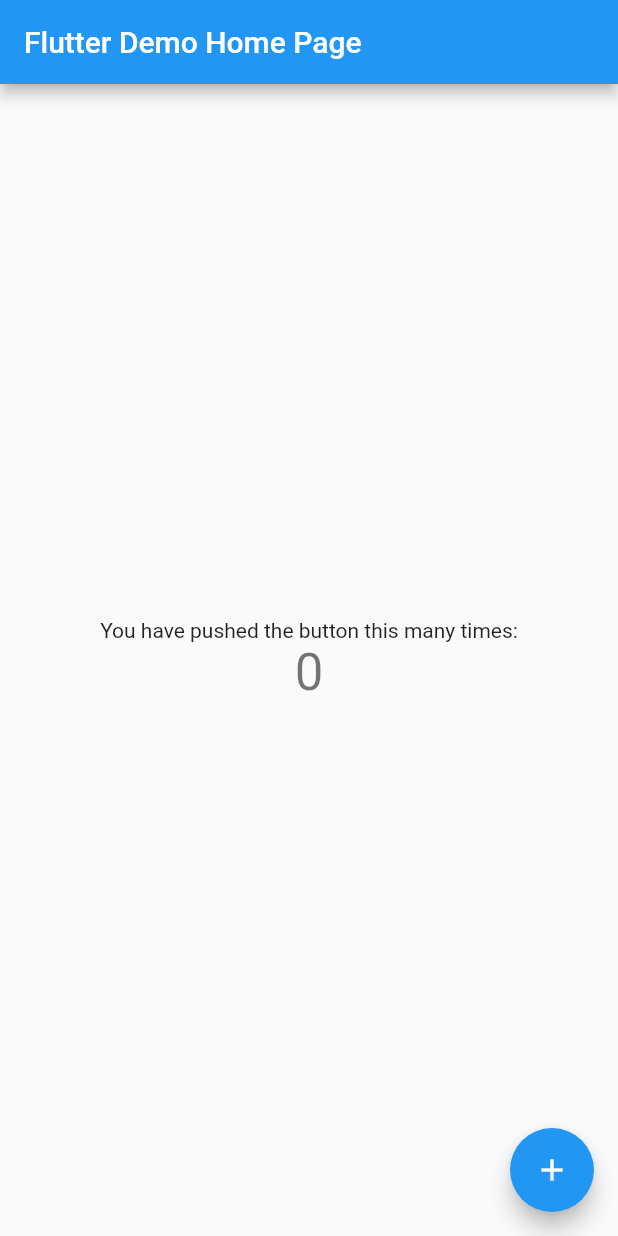
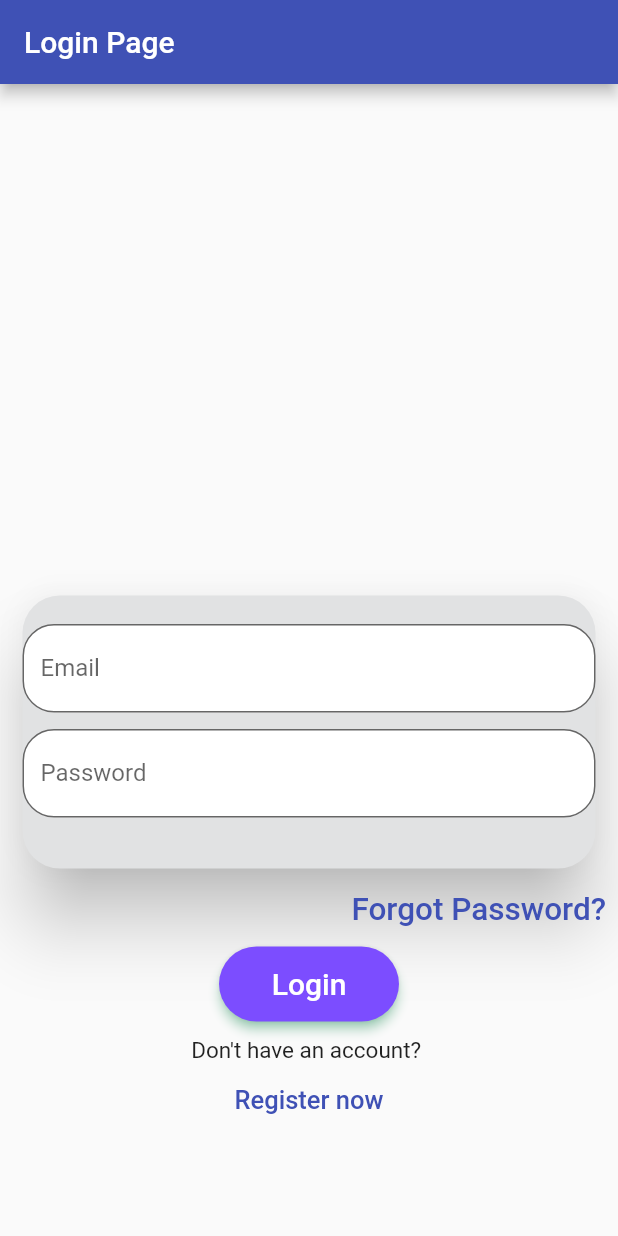
Before and after one commit to mohitrajguru01/AIchef, a Flutter app: the screen it shows after launch, on a phone screen of 412 x 824 dp. Run offline on Flutter 3.47's test engine with Material 2 defaults, Android fonts, the phone set to English and light mode, and no system bars.

Commit message:
login page added

```diff
--- /dev/null
+++ b/AiChef_App/lib/login_page.dart
@@ -0,0 +1,113 @@
+import 'package:flutter/material.dart';
+
+class LoginPage extends StatelessWidget {
+
+
+  @override
+  Widget build(BuildContext context) {
+    return Scaffold(
+      appBar: AppBar(
+        title: Text('Login Page'),
+      ),
+      body: Center(
+        child: SingleChildScrollView(
+          child: Column(
+            children: [
+              Container(
+                height: 270,
+              ),
+              Container(
+
+                width: 390,
+                height: 190,
+                child: Card(
+                  shape: RoundedRectangleBorder(
+                    borderRadius: BorderRadius.circular(25),
+                    //set border radius more than 50% of height and width to make circle
+                  ),
+
+                  color: Color(0xffe1e2e3),
+                  elevation: 20,
+                  child: Column(
+                    mainAxisAlignment: MainAxisAlignment.center,
+                    children: [
+
+                      TextField(
+                        style:TextStyle(color: Colors.black) ,
+                        decoration: InputDecoration(
+                            filled: true,
+                            fillColor: Colors.white,
+                            label: Text('Email'),
+
+                            border: OutlineInputBorder(
+                              borderRadius: BorderRadius.circular(21),
+                            )
+                        ),
+                      ),
+                      SizedBox(
+                        height: 11,
+                      ),
+                      TextField(
+                        style:TextStyle(color: Colors.black,) ,
+
+                        decoration: InputDecoration(
+                            filled: true,
+                            fillColor: Colors.white,
+                            label: Text('Password'),
+                            border: OutlineInputBorder(
+                              borderRadius: BorderRadius.circular(21),
+                            )
+                        ),
+                      ),
+                      SizedBox(
+                        height: 15,
+                      ),
+
+                    ],
+                  ),
+                ),
+
+
+              ),
+              TextButton(onPressed: (){
+
+              },
+                child:Row(
+                  mainAxisAlignment: MainAxisAlignment.end,
+                  children: [
+                    Text('Forgot Password?',style: TextStyle(fontSize: 21)),
+                  ],
+
+                ),
+              ),
+
+              ElevatedButton(
+                style: ElevatedButton.styleFrom(
+                  primary: Colors.deepPurpleAccent,
+                  onPrimary: Colors.white,
+                  shadowColor: Colors.greenAccent,
+                  elevation: 3,
+
+                  shape: RoundedRectangleBorder(
+                      borderRadius: BorderRadius.circular(32.0)),
+                  minimumSize: Size(120, 50), //////// HERE
+                ),
+                onPressed: () {},
+                child: Text('Login',style: TextStyle(fontSize: 20),),
+              ),
+              SizedBox(
+                height: 10,
+              ),
+              Text("Don't have an account? ",style: TextStyle(fontSize: 15),),
+              TextButton(onPressed: (){
+              }, child: Text('Register now',style: TextStyle(fontSize: 17)),
+              ),
+
+
+            ],
+          ),
+        ),
+      ),
+    );
+  }
+}
--- a/AiChef_App/lib/main.dart
+++ b/AiChef_App/lib/main.dart
@@ -1,4 +1,8 @@
+import 'dart:async';
+
 import 'package:flutter/material.dart';
+
+import 'login_page.dart';
 
 void main() {
   runApp(const MyApp());
@@ -12,104 +16,42 @@
   Widget build(BuildContext context) {
     return MaterialApp(
       title: 'Flutter Demo',
-      theme: ThemeData(
-        // This is the theme of your application.
-        //
-        // Try running your application with "flutter run". You'll see the
-        // application has a blue toolbar. Then, without quitting the app, try
-        // changing the primarySwatch below to Colors.green and then invoke
-        // "hot reload" (press "r" in the console where you ran "flutter run",
-        // or simply save your changes to "hot reload" in a Flutter IDE).
-        // Notice that the counter didn't reset back to zero; the application
-        // is not restarted.
-        primarySwatch: Colors.blue,
-      ),
-      home: const MyHomePage(title: 'Flutter Demo Home Page'),
+      theme: ThemeData(primarySwatch: Colors.indigo, textTheme: TextTheme()),
+      home: MyHomePage(),
     );
   }
 }
 
 class MyHomePage extends StatefulWidget {
-  const MyHomePage({super.key, required this.title});
-
-  // This widget is the home page of your application. It is stateful, meaning
-  // that it has a State object (defined below) that contains fields that affect
-  // how it looks.
-
-  // This class is the configuration for the state. It holds the values (in this
-  // case the title) provided by the parent (in this case the App widget) and
-  // used by the build method of the State. Fields in a Widget subclass are
-  // always marked "final".
-
-  final String title;
-
   @override
   State<MyHomePage> createState() => _MyHomePageState();
 }
 
-class _MyHomePageState extends State<MyHomePage> {
-  int _counter = 0;
+class _MyHomePageState extends State<MyHomePage>
+{
 
-  void _incrementCounter() {
-    setState(() {
-      // This call to setState tells the Flutter framework that something has
-      // changed in this State, which causes it to rerun the build method below
-      // so that the display can reflect the updated values. If we changed
-      // _counter without calling setState(), then the build method would not be
-      // called again, and so nothing would appear to happen.
-      _counter++;
+  @override
+  void initState() {
+    // TODO: implement initState
+    super.initState();
+    Timer(Duration(seconds: 2),(){
+      Navigator.pushReplacement(context, MaterialPageRoute(builder: (context)=>LoginPage(),));
     });
   }
 
-  @override
   Widget build(BuildContext context) {
-    // This method is rerun every time setState is called, for instance as done
-    // by the _incrementCounter method above.
-    //
-    // The Flutter framework has been optimized to make rerunning build methods
-    // fast, so that you can just rebuild anything that needs updating rather
-    // than having to individually change instances of widgets.
     return Scaffold(
       appBar: AppBar(
-        // Here we take the value from the MyHomePage object that was created by
-        // the App.build method, and use it to set our appbar title.
-        title: Text(widget.title),
+        title: Text('Hero'),
       ),
-      body: Center(
-        // Center is a layout widget. It takes a single child and positions it
-        // in the middle of the parent.
-        child: Column(
-          // Column is also a layout widget. It takes a list of children and
-          // arranges them vertically. By default, it sizes itself to fit its
-          // children horizontally, and tries to be as tall as its parent.
-          //
-          // Invoke "debug painting" (press "p" in the console, choose the
-          // "Toggle Debug Paint" action from the Flutter Inspector in Android
-          // Studio, or the "Toggle Debug Paint" command in Visual Studio Code)
-          // to see the wireframe for each widget.
-          //
-          // Column has various properties to control how it sizes itself and
-          // how it positions its children. Here we use mainAxisAlignment to
-          // center the children vertically; the main axis here is the vertical
-          // axis because Columns are vertical (the cross axis would be
-          // horizontal).
-          mainAxisAlignment: MainAxisAlignment.center,
-          children: <Widget>[
-            const Text(
-              'You have pushed the button this many times:',
-            ),
-            Text(
-              '$_counter',
-              style: Theme.of(context).textTheme.headlineMedium,
-            ),
-          ],
+      body:Container(
+        color: Colors.blue,
+        child: Center(
+          child: Icon(Icons.account_circle,color: Colors.white,size: 34),
         ),
       ),
-      floatingActionButton: FloatingActionButton(
-        onPressed: _incrementCounter,
-        tooltip: 'Increment',
-        child: const Icon(Icons.add),
-      ), // This trailing comma makes auto-formatting nicer for build methods.
     );
   }
+
+
 }
```
